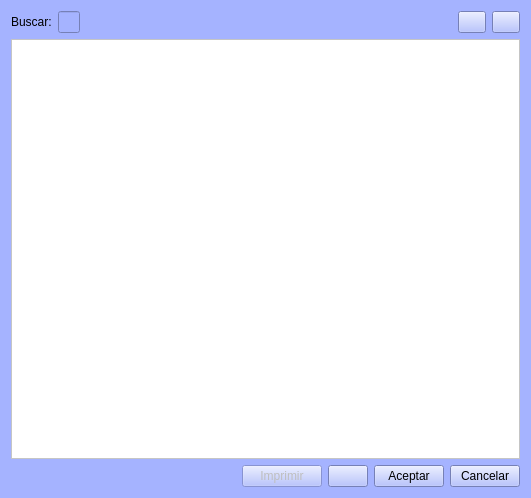
Above: db_table_view.ui from arcnexus/RedFoX before the change. Below: the same form after it.
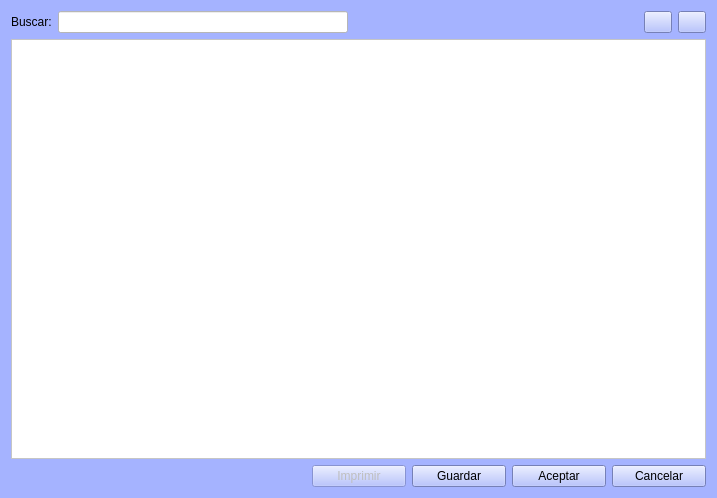
That is the form after the change. Icons and pictures are not drawn.

Diff of the .ui file:
```diff
--- a/db_table_view.ui
+++ b/db_table_view.ui
@@ -6,7 +6,7 @@
    <rect>
     <x>0</x>
     <y>0</y>
-    <width>531</width>
+    <width>717</width>
     <height>498</height>
    </rect>
   </property>
@@ -20,7 +20,8 @@
    <item row="2" column="0" colspan="5">
     <widget class="QTableView" name="resultado_list">
      <property name="styleSheet">
-      <string notr="true">background-color: rgb(255, 255, 255);</string>
+      <string notr="true">background-color: rgb(255, 255, 255);
+alternate-background-color: rgb(255, 255, 196);</string>
      </property>
      <property name="verticalScrollBarPolicy">
       <enum>Qt::ScrollBarAsNeeded</enum>
@@ -28,6 +29,9 @@
      <property name="horizontalScrollBarPolicy">
       <enum>Qt::ScrollBarAsNeeded</enum>
      </property>
+     <property name="alternatingRowColors">
+      <bool>true</bool>
+     </property>
      <property name="selectionMode">
       <enum>QAbstractItemView::SingleSelection</enum>
      </property>
@@ -47,6 +51,12 @@
      <property name="enabled">
       <bool>false</bool>
      </property>
+     <property name="minimumSize">
+      <size>
+       <width>94</width>
+       <height>0</height>
+      </size>
+     </property>
      <property name="text">
       <string>Imprimir</string>
      </property>
@@ -66,7 +76,11 @@
       </widget>
      </item>
      <item>
-      <widget class="QLineEdit" name="lineEdit"/>
+      <widget class="QLineEdit" name="txtBuscar">
+       <property name="styleSheet">
+        <string notr="true">background-color: rgb(255, 255, 255);</string>
+       </property>
+      </widget>
      </item>
      <item>
       <spacer name="horizontalSpacer_2">
@@ -75,7 +89,7 @@
        </property>
        <property name="sizeHint" stdset="0">
         <size>
-         <width>505</width>
+         <width>37</width>
          <height>21</height>
         </size>
        </property>
@@ -131,8 +145,14 @@
    </item>
    <item row="3" column="2">
     <widget class="QPushButton" name="btn_save">
+     <property name="minimumSize">
+      <size>
+       <width>94</width>
+       <height>0</height>
+      </size>
+     </property>
      <property name="text">
-      <string/>
+      <string>Guardar</string>
      </property>
      <property name="icon">
       <iconset resource="maya.qrc">
@@ -163,7 +183,7 @@
      </property>
      <property name="minimumSize">
       <size>
-       <width>70</width>
+       <width>94</width>
        <height>0</height>
       </size>
      </property>
@@ -182,7 +202,7 @@
      </property>
      <property name="minimumSize">
       <size>
-       <width>70</width>
+       <width>94</width>
        <height>0</height>
       </size>
      </property>
```
Left out of the diff: 10 changed lines with no effect on the pictures.
